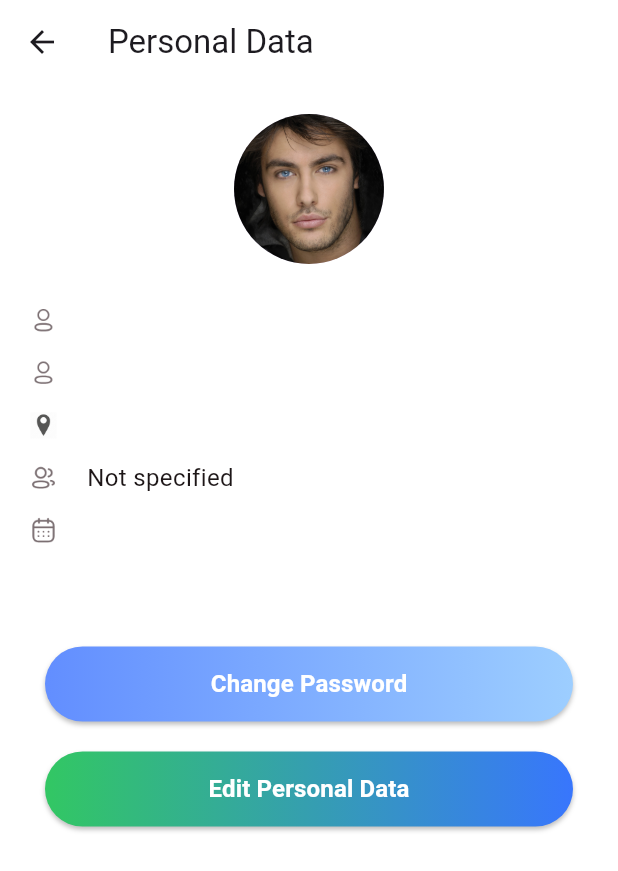
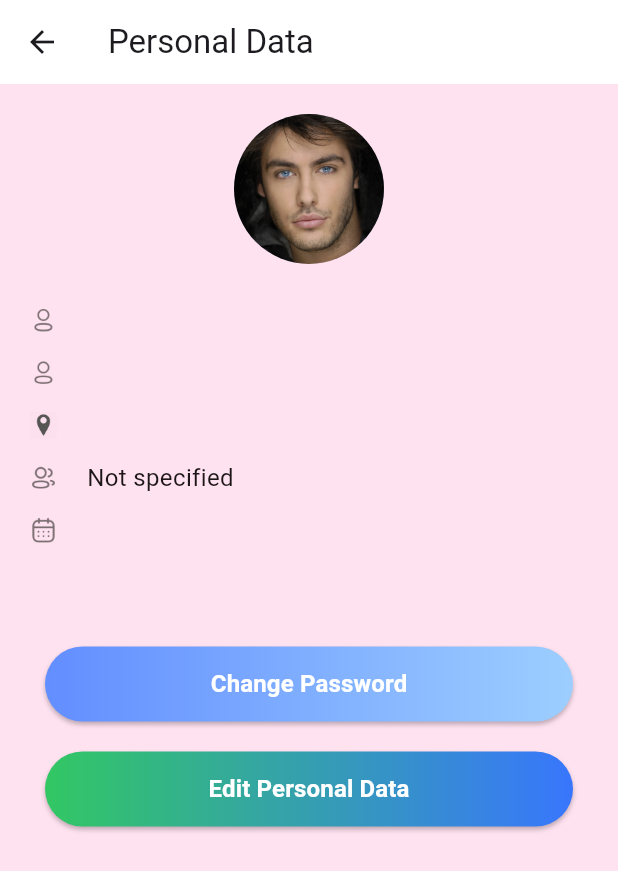
Before and after one commit to PhucPhuc1111/DestinyMatch-MOB, a Flutter app: the HomeScreen screen opened directly, item 4 of the bottom bar chosen, after a tap on "Edit", on a phone screen of 412 x 824 dp. Shown: the top 871 px of the screen. Run offline on Flutter 3.47's test engine with Material 3 defaults, Android fonts, the phone set to English and light mode, and no system bars; our stand-ins replace appinio_swiper, firebase_core, firebase_messaging, flutter_secure_storage, jwt_decoder, shared_preferences; missing offline and left inert: signalr_core; accounts and stored records are empty; network calls fail.

Commit message:
Change Name, Icon, colors, design
_Change Name: Destiny Match
_Tiltle: Destiny Match
_Icon: Self-custom
_ Color theme: Pink

```diff
--- a/lib/main.dart
+++ b/lib/main.dart
@@ -5,6 +5,7 @@ import 'package:flutter_chats_app/screens/home_screen.dart';
 import 'package:flutter_chats_app/screens/start_screen.dart';
 import 'package:flutter_chats_app/services/AccountService.dart';
 import 'package:flutter_chats_app/services/FirebaseApi.dart';
+import 'package:flutter_chats_app/utils/app_colors.dart';
 import 'firebase_options.dart';
 
 void main() async {
@@ -26,9 +27,9 @@ class MyApp extends StatelessWidget {
     return MaterialApp(
         debugShowCheckedModeBanner: false,
 
-        title: 'Chat',
+        title: 'Destiny Match',
         theme: ThemeData(
-          scaffoldBackgroundColor: Colors.white,
+          scaffoldBackgroundColor: hexToColor('#ffe2f0'),
         ),
         home: FutureBuilder<bool>(
             future: _accountservice.checkAccountLogin(),
--- a/lib/services/AccountService.dart
+++ b/lib/services/AccountService.dart
@@ -8,6 +8,7 @@ import 'package:jwt_decoder/jwt_decoder.dart';
 
 class Accountservice {
   //final String apiLink = "http://10.0.2.2:5107/api";
+  //final String apiLink = "http://localhost:5107/api";
   //final String apiLink = "http://localhost:5107/api";
   final String apiLink = "https://destiny-match.azurewebsites.net/api";
 
--- a/lib/utils/app_colors.dart
+++ b/lib/utils/app_colors.dart
@@ -43,6 +43,8 @@ class AppColors{
 
   static List<Color> get primaryG => [primaryColor1, primaryColor2];
   static List<Color> get secondaryG => [secondaryColor1, secondaryColor2];
+
+  static List<Color> get customMain => [hexToColor('#d51e5e'),hexToColor('#fc709c'), hexToColor('#ffd1da')];
 }
 
 Color hexToColor(String hex) {
--- a/lib/widgets/round_gradient_button.dart
+++ b/lib/widgets/round_gradient_button.dart
@@ -14,7 +14,7 @@ class RoundGradientButton extends StatelessWidget {
       child: Container(
         decoration: BoxDecoration(
           gradient: LinearGradient(
-            colors: AppColors.primaryG,
+            colors: AppColors.customMain,
             begin: Alignment.centerLeft,
             end: Alignment.centerRight,
           ),
```
Also changed, not shown: lib/screens/start_screen.dart (+4 -4 lines), 7 other files.
